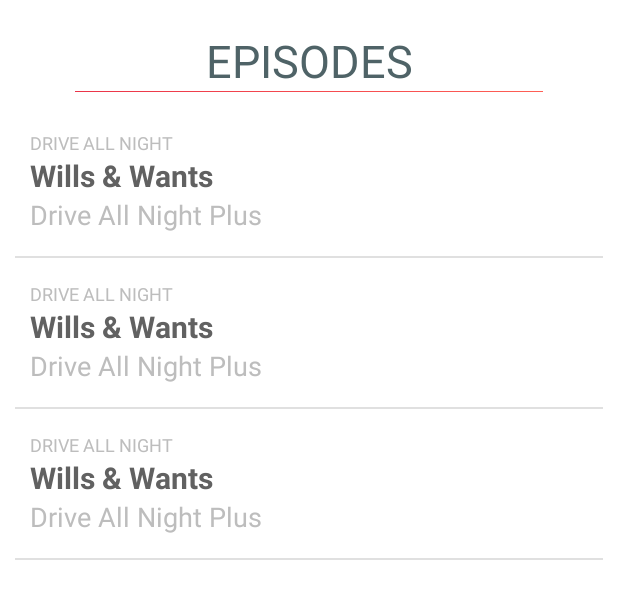
After one commit to MemoonaNoreen/Podcast-App, an Android app: the layout activity_episodes.xml on its own in the app's theme, with its tools: preview values and no code run, on a phone screen of 412 x 824 dp. The commit adds this screen. Shown: the top 599 px of the screen. Run offline under Robolectric (Android 15) with nearby library versions, the phone set to English and light mode, and no system bars.

Commit message:
RSS in listview

```diff
--- a/app/build.gradle
+++ b/app/build.gradle
@@ -40,11 +40,15 @@ dependencies {
     implementation 'com.google.android.material:material:1.4.0'
     implementation 'androidx.constraintlayout:constraintlayout:2.1.2'
     implementation 'com.google.firebase:firebase-auth:20.0.4'
+    implementation 'androidx.room:room-compiler:2.2.6'
+    implementation 'androidx.databinding:databinding-runtime:4.1.3'
     testImplementation 'junit:junit:4.+'
     androidTestImplementation 'androidx.test.ext:junit:1.1.3'
     androidTestImplementation 'androidx.test.espresso:espresso-core:3.4.0'
     implementation platform('com.google.firebase:firebase-bom:29.0.4')
     implementation 'com.google.firebase:firebase-analytics'
     implementation 'com.google.firebase:firebase-database:19.3.1'
+    implementation 'com.prof.rssparser:rssparser:3.0.0'
+    implementation 'com.google.guava:listenablefuture:9999.0-empty-to-avoid-conflict-with-guava'
 }
 apply plugin: 'com.google.gms.google-services'
--- /dev/null
+++ b/app/src/main/res/layout/activity_episodes.xml
@@ -0,0 +1,41 @@
+<?xml version="1.0" encoding="utf-8"?>
+<RelativeLayout xmlns:android="http://schemas.android.com/apk/res/android"
+    android:layout_width="match_parent"
+    android:layout_height="match_parent"
+    xmlns:tools="http://schemas.android.com/tools"
+    xmlns:app="http://schemas.android.com/apk/res-auto"
+    tools:context=".activities.EpisodesActivity">
+
+    <TextView
+        android:layout_width="match_parent"
+        android:layout_height="wrap_content"
+        android:id="@+id/txtEpisodes"
+        android:text="@string/episodes"
+        android:gravity="center_horizontal"
+        android:textAllCaps="true"
+        android:layout_marginTop="20dp"
+        android:textSize="30dp"
+        android:contentDescription="@string/listen"
+        android:textColor="@color/primaryDark" />
+
+    <RelativeLayout
+        android:layout_width="match_parent"
+        android:layout_height="0.5dp"
+        android:id="@+id/ly_margin"
+        android:layout_below="@id/txtEpisodes"
+        android:background="@drawable/bg_gradient"
+        android:layout_marginLeft="50dp"
+        android:layout_marginRight="50dp"/>
+
+    <ListView
+        android:layout_width="match_parent"
+        android:layout_height="match_parent"
+        android:id="@+id/list_episodes"
+        android:layout_below="@id/ly_margin"
+        android:layout_margin="10dp"
+        android:scrollbars="vertical"
+        tools:listitem="@layout/list_item_episodes"
+        />
+
+
+</RelativeLayout>
--- /dev/null
+++ b/app/src/main/res/layout/list_item_episodes.xml
@@ -0,0 +1,40 @@
+<?xml version="1.0" encoding="utf-8"?>
+<LinearLayout
+    xmlns:android="http://schemas.android.com/apk/res/android"
+    android:layout_width="wrap_content"
+    android:layout_height="wrap_content"
+    android:orientation="vertical"
+    android:paddingTop="15dp"
+    android:paddingBottom="15dp"
+    android:paddingLeft="10dp"
+    android:paddingRight="10dp">
+
+    <TextView
+        android:layout_width="match_parent"
+        android:layout_height="wrap_content"
+        android:id="@+id/txtDay"
+        android:textColor="@color/secondaryText"
+        android:textSize="12dp"
+        android:textAllCaps="true"
+        android:text="@string/drive"/>
+
+    <TextView
+        android:layout_width="match_parent"
+        android:layout_height="wrap_content"
+        android:id="@+id/txtTitle"
+        android:textColor="@color/textColor"
+        android:textSize="20dp"
+        android:textStyle="bold"
+        android:text="@string/wills"/>
+
+    <TextView
+        android:layout_width="match_parent"
+        android:layout_height="wrap_content"
+        android:id="@+id/txtDescription"
+        android:maxLines="5"
+        android:gravity="left"
+        android:textColor="@color/secondaryText"
+        android:textSize="18dp"
+        android:text="@string/plus"/>
+
+</LinearLayout>
--- a/app/src/main/res/values/colors.xml
+++ b/app/src/main/res/values/colors.xml
@@ -8,4 +8,6 @@
     <color name="accentDark">#EA3449</color>
     <color name="black">#FF000000</color>
     <color name="white">#FFFFFFFF</color>
+    <color name="secondaryText">#bdbdbd</color>
+    <color name="textColor">#616161</color>
 </resources>
--- a/app/src/main/res/values/strings.xml
+++ b/app/src/main/res/values/strings.xml
@@ -15,4 +15,5 @@
     <string name="shutup">Never Shut Up</string>
     <string name="plus">Drive All Night Plus</string>
     <string name="wills"><![CDATA[Wills & Wants]]></string>
+    <string name="episodes">Episodes</string>
 </resources>
```
Also changed, not shown: app/src/main/AndroidManifest.xml (+7 -6 lines), app/src/main/java/com/example/driveallnight/activities/EpisodesActivity.java (added, +121 -0 lines), app/src/main/java/com/example/driveallnight/activities/MainActivity.java (+31 -6 lines), app/src/main/java/com/example/driveallnight/adapters/EpisodesAdapter.java (added, +55 -0 lines), app/src/main/java/com/example/driveallnight/models/ItunesArticleData.java (added, +27 -0 lines), app/src/main/java/com/example/driveallnight/models/RssData.java (added, +62 -0 lines), app/src/main/res/drawable/bg_border.xml (added, +8 -0 lines), 2 other files.
